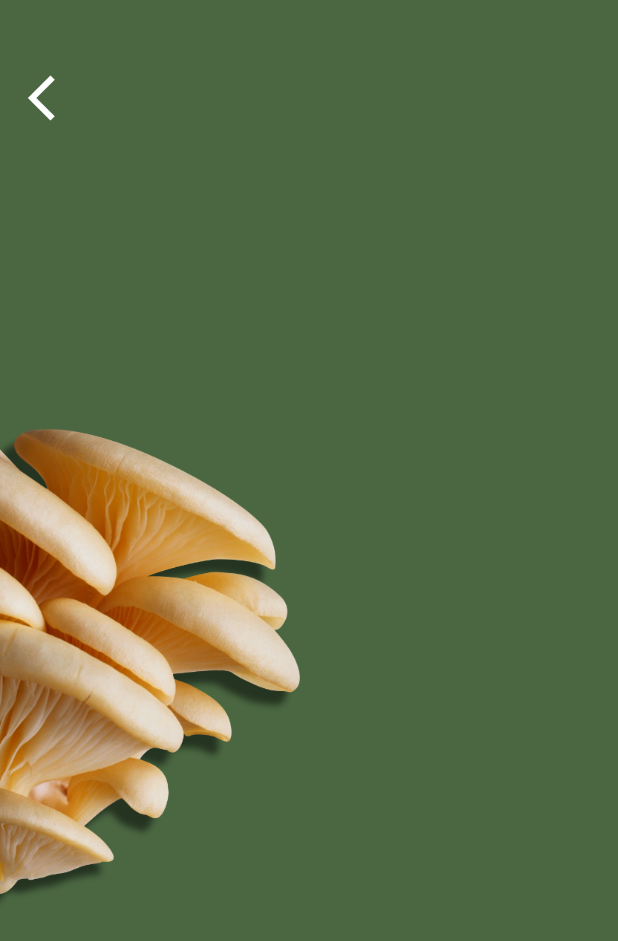
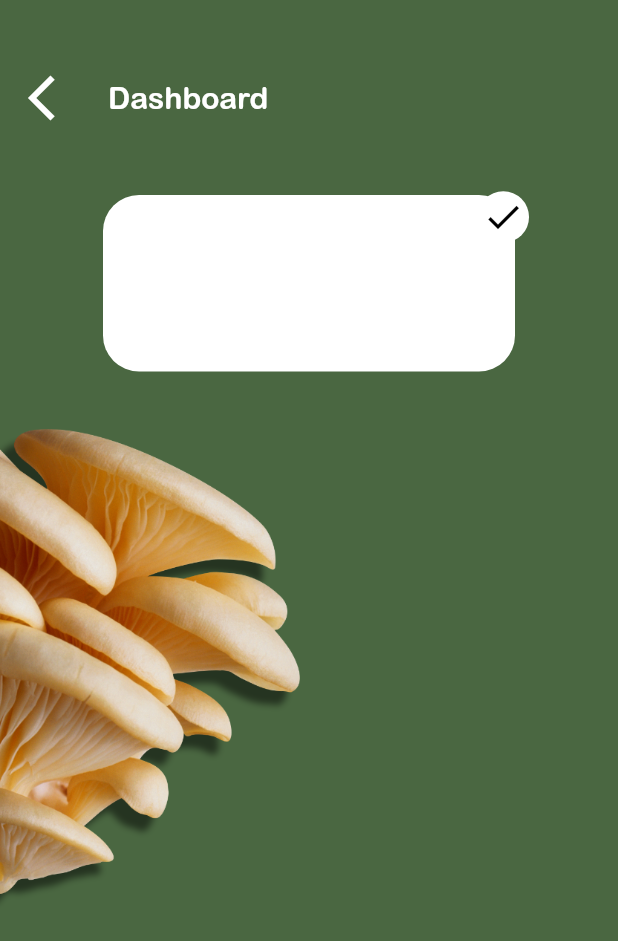
Before and after one commit to muxonn/grow_guard, a Flutter app: the PlantPage screen opened directly, on a phone screen of 412 x 824 dp. Shown: the top 941 px of the screen. Run offline on Flutter 3.47's test engine with Material 2 defaults, Android fonts, the phone set to English and light mode, and no system bars.

Commit message:
Add mocked sensor data block with icon in the top right-hand corner

```diff
--- a/lib/plant_page.dart
+++ b/lib/plant_page.dart
@@ -1,5 +1,6 @@
 import 'package:flutter/material.dart';
 import 'package:grow_guard/utils/colors.dart';
+import 'package:grow_guard/utils/sensor_data.dart';
 
 class PlantPage extends StatelessWidget {
   const PlantPage({super.key});
@@ -10,6 +11,10 @@ class PlantPage extends StatelessWidget {
       backgroundColor: forestGreen,
       appBar: AppBar(
         toolbarHeight: 130,
+        title: Text(
+          "Dashboard",
+          style: TextStyle(fontSize: 20),
+        ),
         leading: IconButton(
           onPressed: () {
             Navigator.pop(context);
@@ -22,7 +27,9 @@ class PlantPage extends StatelessWidget {
         backgroundColor: Colors.transparent,
         elevation: 0,
       ),
-      body: Container(
+      body: Stack(
+        children: [
+          Container(
             width: 400,
             decoration: const BoxDecoration(
               image: DecorationImage(
@@ -31,6 +38,13 @@ class PlantPage extends StatelessWidget {
             ),
             transform: Matrix4.translationValues(-200, -40, 0),
           ),
+          Column(
+            children: [
+              Center(child: SensorData()),
+            ],
+          ),
+        ],
+      ),
     );
   }
 }
--- /dev/null
+++ b/lib/utils/sensor_data.dart
@@ -0,0 +1,40 @@
+import 'package:flutter/material.dart';
+
+class SensorData extends StatelessWidget {
+  const SensorData({super.key});
+
+  @override
+  Widget build(BuildContext context) {
+    final size = MediaQuery.of(context).size;
+    return Stack(
+      clipBehavior: Clip.none,
+      children: [
+        Container(
+          decoration: BoxDecoration(
+            borderRadius: BorderRadius.all(Radius.circular(24)),
+            color: Colors.white,
+          ),
+          width: size.width / 1.5,
+          height: size.height / 7,
+        ),
+        Positioned(
+          left: size.width / 1.65,
+          bottom: size.height / 12,
+          child: Container(
+            decoration: BoxDecoration(
+              color: Colors.white,
+              shape: BoxShape.circle,
+            ),
+            width: size.width / 12,
+            height: size.height / 12,
+            child: Icon(
+              Icons.done_outlined,
+              color: Colors.black,
+              size: 28,
+            ),
+          ),
+        ),
+      ],
+    );
+  }
+}
```
Lines whose indentation alone changed are shown as unchanged.
